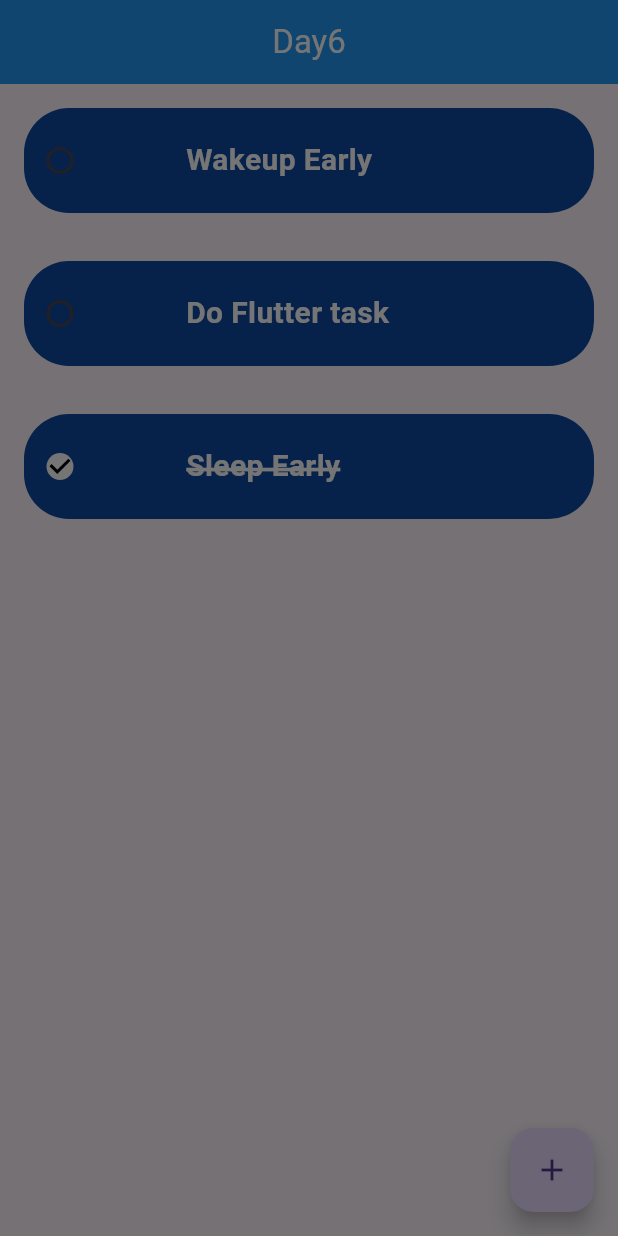
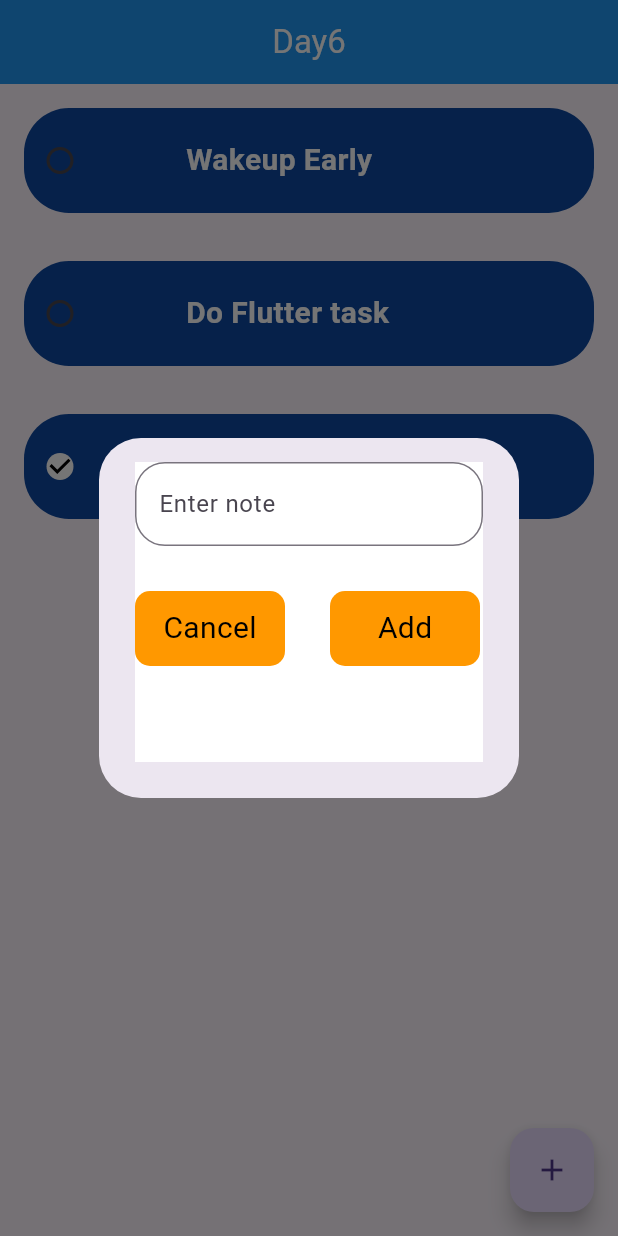
Before and after one commit to haris379/FlutterLearning, a Flutter app: the screen it shows after launch, after a tap on the "add" icon, on a phone screen of 412 x 824 dp. Run offline on Flutter 3.47's test engine with Material 3 defaults, Android fonts, the light colour scheme and no system bars.

Commit message:
Make btns to add and cancel notes

```diff
--- a/lib/Day6.dart
+++ b/lib/Day6.dart
@@ -20,7 +20,60 @@ class _Day6State extends State<Day6> {
     showDialog(
       context: context,
       builder: (context) {
-        return AlertDialog();
+        return AlertDialog(
+          content: Container(
+            height: 200,
+            width: 200,
+            color: Colors.white,
+            child: Column(
+              children: [
+                TextFormField(
+                  decoration: InputDecoration(
+                    hintText: "Enter note",
+                    border: OutlineInputBorder(
+                      borderRadius: BorderRadius.circular(20),
+                    ),
+                  ),
+                ),
+                SizedBox(height: 30),
+                Row(
+                  children: [
+                    Container(
+                      decoration: BoxDecoration(
+                        color: Colors.orange,
+                        borderRadius: BorderRadius.circular(10),
+                      ),
+                      height: 50,
+                      width: 100,
+                      child: Center(
+                        child: Text(
+                          "Cancel",
+                          style: TextStyle(fontSize: 20, color: Colors.black),
+                        ),
+                      ),
+                    ),
+
+                    SizedBox(width: 30),
+                    Container(
+                      decoration: BoxDecoration(
+                        color: Colors.orange,
+                        borderRadius: BorderRadius.circular(10),
+                      ),
+                      height: 50,
+                      width: 100,
+                      child: Center(
+                        child: Text(
+                          "Add",
+                          style: TextStyle(fontSize: 20, color: Colors.black),
+                        ),
+                      ),
+                    ),
+                  ],
+                ),
+              ],
+            ),
+          ),
+        );
       },
     );
   }
```
